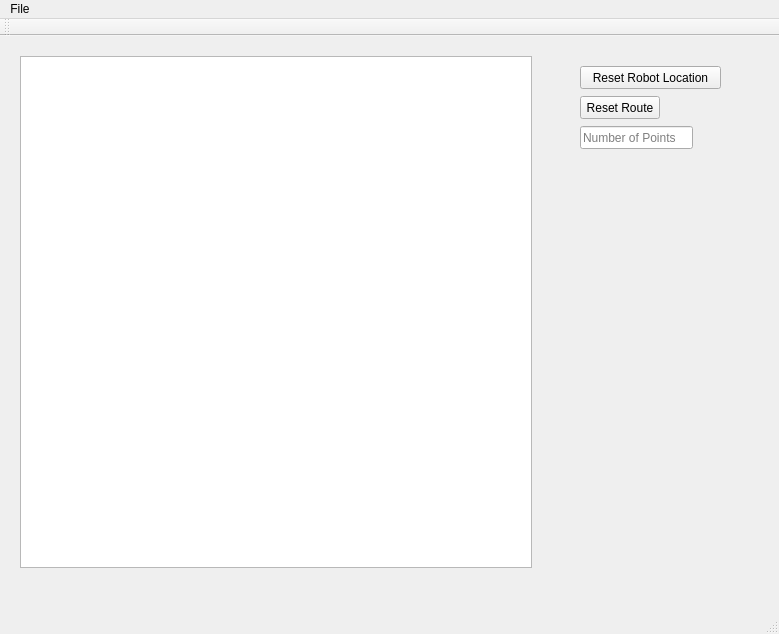
Before: the Qt Designer form LineFollowerSimulator/mainwindow.ui in HALtheWise/POE-lab3, drawn with Qt 5.
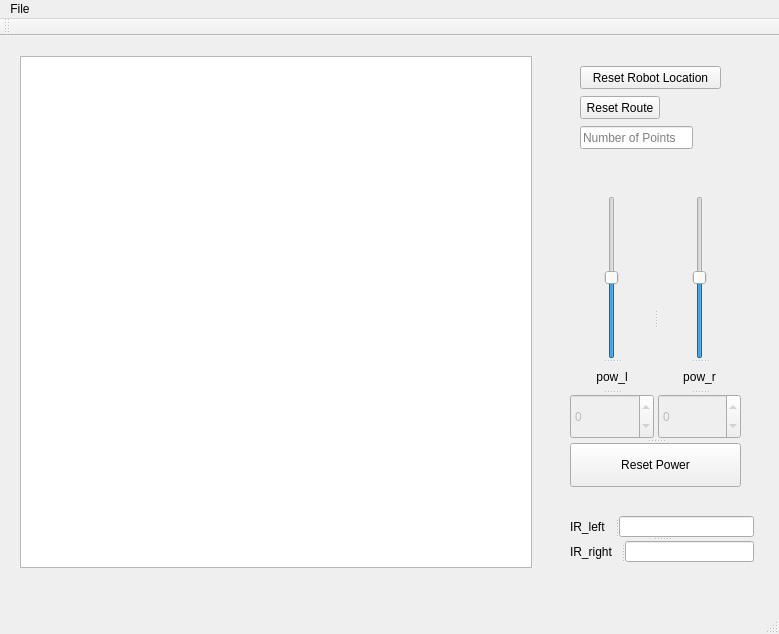
After: the same form once the commit is applied.

What changed in the file:
```diff
--- a/LineFollowerSimulator/mainwindow.ui
+++ b/LineFollowerSimulator/mainwindow.ui
@@ -86,6 +86,137 @@
      <bool>false</bool>
     </property>
    </widget>
+   <widget class="QSplitter" name="splitter">
+    <property name="geometry">
+     <rect>
+      <x>570</x>
+      <y>160</y>
+      <width>171</width>
+      <height>291</height>
+     </rect>
+    </property>
+    <property name="orientation">
+     <enum>Qt::Vertical</enum>
+    </property>
+    <widget class="QSplitter" name="splitter_4">
+     <property name="orientation">
+      <enum>Qt::Horizontal</enum>
+     </property>
+     <widget class="QSplitter" name="splitter_3">
+      <property name="orientation">
+       <enum>Qt::Vertical</enum>
+      </property>
+      <widget class="QSlider" name="l_pow_slider">
+       <property name="minimum">
+        <number>-255</number>
+       </property>
+       <property name="maximum">
+        <number>255</number>
+       </property>
+       <property name="orientation">
+        <enum>Qt::Vertical</enum>
+       </property>
+      </widget>
+      <widget class="QLabel" name="label_8">
+       <property name="text">
+        <string>pow_l</string>
+       </property>
+       <property name="alignment">
+        <set>Qt::AlignCenter</set>
+       </property>
+      </widget>
+      <widget class="QSpinBox" name="l_pow_spin">
+       <property name="enabled">
+        <bool>false</bool>
+       </property>
+       <property name="minimum">
+        <number>-255</number>
+       </property>
+       <property name="maximum">
+        <number>255</number>
+       </property>
+      </widget>
+     </widget>
+     <widget class="QSplitter" name="splitter_2">
+      <property name="orientation">
+       <enum>Qt::Vertical</enum>
+      </property>
+      <widget class="QSlider" name="r_pow_slider">
+       <property name="minimum">
+        <number>-255</number>
+       </property>
+       <property name="maximum">
+        <number>255</number>
+       </property>
+       <property name="tracking">
+        <bool>true</bool>
+       </property>
+       <property name="orientation">
+        <enum>Qt::Vertical</enum>
+       </property>
+      </widget>
+      <widget class="QLabel" name="label_6">
+       <property name="text">
+        <string>pow_r</string>
+       </property>
+       <property name="alignment">
+        <set>Qt::AlignCenter</set>
+       </property>
+      </widget>
+      <widget class="QSpinBox" name="r_pow_spin">
+       <property name="enabled">
+        <bool>false</bool>
+       </property>
+       <property name="minimum">
+        <number>-255</number>
+       </property>
+       <property name="maximum">
+        <number>255</number>
+       </property>
+      </widget>
+     </widget>
+    </widget>
+    <widget class="QPushButton" name="pushButton">
+     <property name="text">
+      <string>Reset Power</string>
+     </property>
+    </widget>
+   </widget>
+   <widget class="QSplitter" name="splitter_7">
+    <property name="geometry">
+     <rect>
+      <x>570</x>
+      <y>480</y>
+      <width>184</width>
+      <height>46</height>
+     </rect>
+    </property>
+    <property name="orientation">
+     <enum>Qt::Vertical</enum>
+    </property>
+    <widget class="QSplitter" name="splitter_5">
+     <property name="orientation">
+      <enum>Qt::Horizontal</enum>
+     </property>
+     <widget class="QLabel" name="label">
+      <property name="text">
+       <string>IR_left</string>
+      </property>
+     </widget>
+     <widget class="QLineEdit" name="ir_left_edit"/>
+    </widget>
+    <widget class="QSplitter" name="splitter_6">
+     <property name="orientation">
+      <enum>Qt::Horizontal</enum>
+     </property>
+     <widget class="QLabel" name="label_9">
+      <property name="text">
+       <string>IR_right</string>
+      </property>
+     </widget>
+     <widget class="QLineEdit" name="ir_right_edit"/>
+    </widget>
+   </widget>
   </widget>
   <widget class="QMenuBar" name="menuBar">
    <property name="geometry">
```
Left out of the diff: 88 changed lines with no effect on the pictures.
